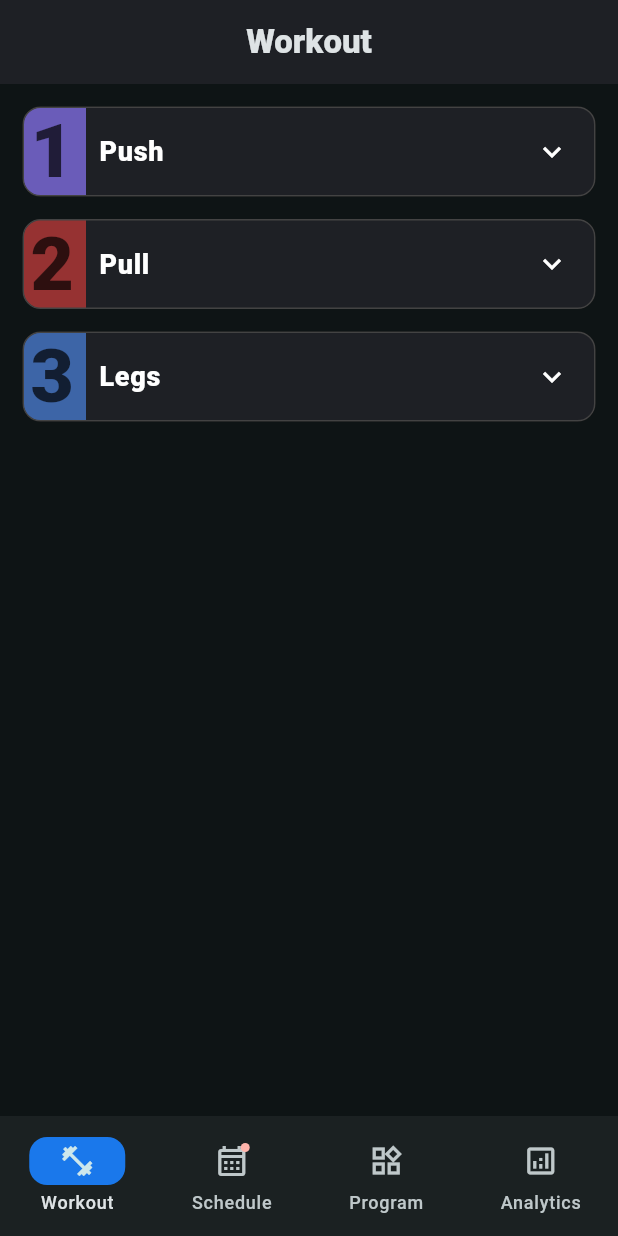
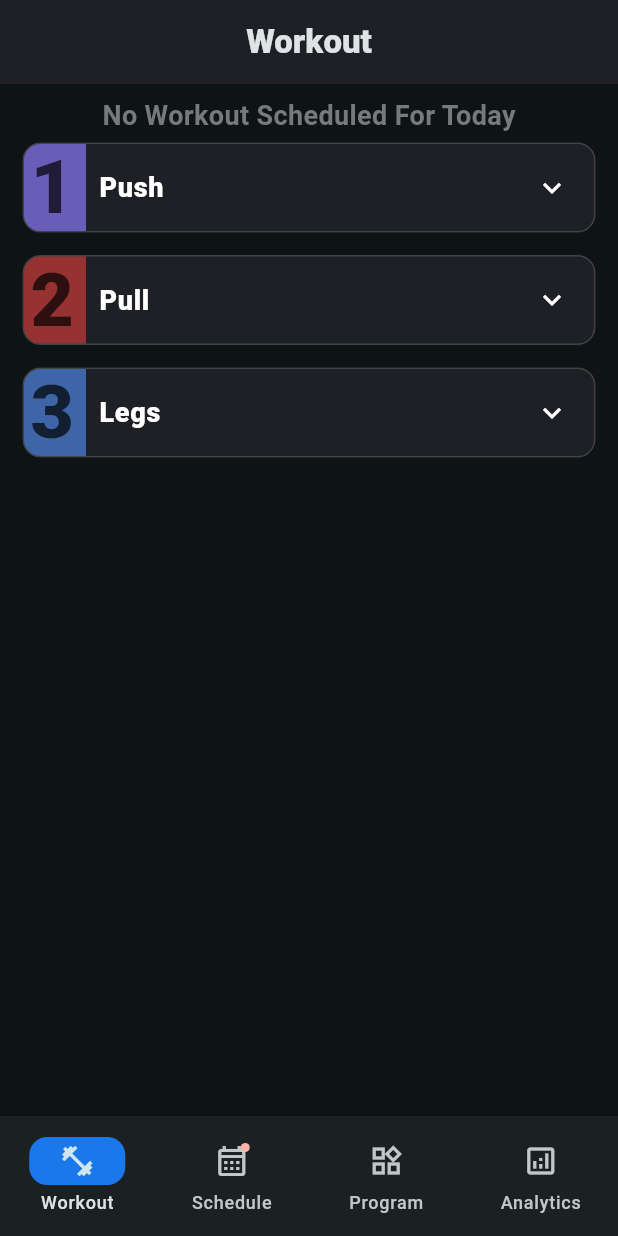
Before and after one commit to coleWesterveld/Flutter-Gym-App, a Flutter app: the screen it shows after launch, on a phone screen of 412 x 824 dp. Run offline on Flutter 3.47's test engine with Material 3 defaults, Android fonts, the phone set to English and light mode, and no system bars; our stand-ins replace flutter_colorpicker, shared_preferences, table_calendar.

Commit message:
"no workout scheduled for today" notifier

```diff
--- a/lib/workout_page.dart
+++ b/lib/workout_page.dart
@@ -135,7 +135,9 @@ void didChangeDependencies() {
         child: ListView.builder(
             // building the rest of the tiles, one for each day from split list stored in user
             //dismissable and reorderable: each child for dismissable needs to have a unique key
-            itemCount: context.watch<Profile>().split.length,
+            itemCount: (todaysWorkout == -1) ?
+            context.watch<Profile>().split.length + 1 :
+            context.watch<Profile>().split.length,
 
             itemBuilder: (context, index) {
               if (todaysWorkout != -1){
@@ -151,8 +153,9 @@ void didChangeDependencies() {
 
               }
               else{
+                // TODO: here I want to make a little grayed box that says "no workouts planned today" so the user knows why none are highliughted
+                return dayBuild(context, index - 1, false,_expansionControllers );
 
-                return dayBuild(context, index, false,_expansionControllers );
               }
 
             },
@@ -161,15 +164,29 @@ void didChangeDependencies() {
     );
   }
 
-  Padding dayBuild(BuildContext context, int index, bool todaysWorkout, List<ExpansionTileController> _controllers) {
+  Padding dayBuild(BuildContext context, int index, bool todaysWorkout, List<ExpansionTileController> controllers) {
 
 
 
 
-
+    if (!todaysWorkout && index == -1){
+      return Padding(
+        padding: const EdgeInsets.only(top: 8.0),
+        child: Center(child: Text(
+          "No Workout Scheduled For Today",
+          style: TextStyle(
+            //height: 0.5,
+            fontWeight: FontWeight.w700,
+            fontSize: 18,
+            color: lighten(Color(0xFF1e2025), 40)//socks
+          )
+          )),
+      );
+    }
+    else{
     return Padding(
               key: ValueKey(context.watch<Profile>().split[index]),
-              padding: const EdgeInsets.only(left: 15, right: 15, top: 15),
+              padding:  EdgeInsets.only(left: 15, right: 15, top: (!todaysWorkout && index == 0) ? 5 :15),
 
               //following shadows are what gives neumorphism effect
               child: Container(
@@ -216,7 +233,7 @@ void didChangeDependencies() {
 
                   //expandable to see excercises and sets for that day
                   child: ExpansionTile(
-                    controller: _controllers[index],
+                    controller: controllers[index],
                     key: ValueKey(context.watch<Profile>().split[index]),
                     onExpansionChanged: (isExpanded) {
                       setState(() {
@@ -519,4 +536,5 @@ void didChangeDependencies() {
               )
             );
   }
+  }
 }
```
